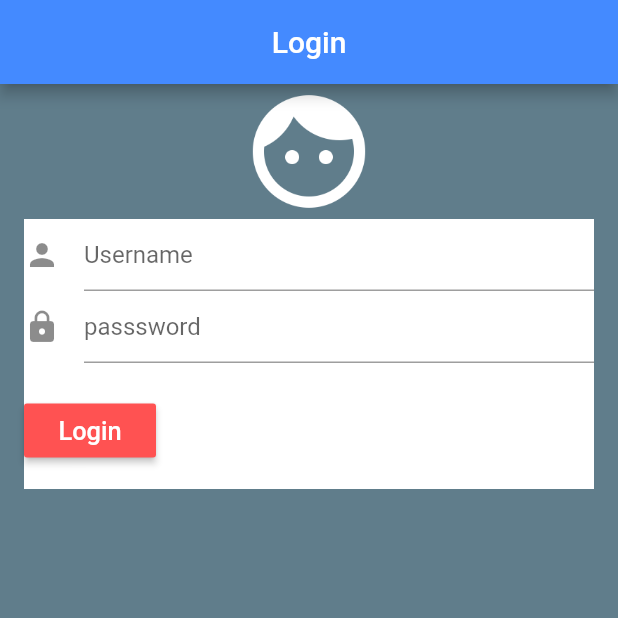
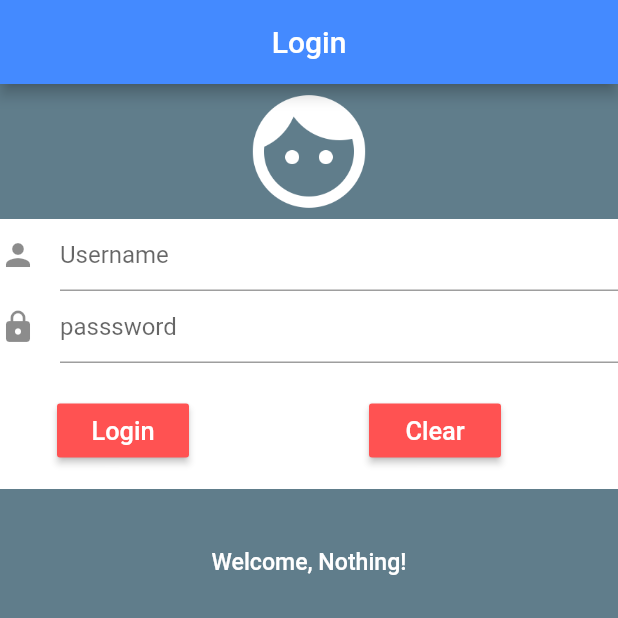
Before and after one commit to divyang7777/learn_flutter, a Flutter app: the screen it shows after launch, after a tap on "Login", on a phone screen of 412 x 824 dp, the top half of it. Run offline on Flutter 3.47's test engine with Material 2 defaults, Android fonts, the phone set to English and light mode, and no system bars.

Commit message:
created the login screen with all functionalities!

```diff
--- a/lib/UI/Login.dart
+++ b/lib/UI/Login.dart
@@ -11,6 +11,25 @@ class Login extends StatefulWidget {
 class LoginState extends State<Login> {
   final TextEditingController _userController = new TextEditingController();
   final TextEditingController _passwordController = new TextEditingController();
+  String _WelcomeString;
+
+  void _showWelcome() {
+    setState(() {
+      if (_userController.text.isNotEmpty &&
+          _passwordController.text.isNotEmpty) {
+        _WelcomeString = _userController.text;
+      } else {
+        _WelcomeString = "Nothing!";
+      }
+    });
+  }
+
+  void _erase() {
+    setState(() {
+      _userController.clear();
+      _passwordController.clear();
+    });
+  }
 
   @override
   Widget build(BuildContext context) {
@@ -24,7 +43,7 @@ class LoginState extends State<Login> {
       backgroundColor: Colors.blueGrey,
       body: new Container(
         alignment: Alignment.topCenter,
-        child: new Column(
+        child: new ListView(
           children: <Widget>[
             new Image.asset(
               'images/face.png',
@@ -47,14 +66,14 @@ class LoginState extends State<Login> {
                     controller: _passwordController,
                     decoration: new InputDecoration(
                         hintText: 'passsword', icon: new Icon(Icons.lock)),
+                        obscureText: true,
                   ),
-                  new Padding(
-                    padding: new EdgeInsets.all(10.5)
-                  ),
+                  new Padding(padding: new EdgeInsets.all(10.5)),
                   new Center(
                       child: new Row(
                     children: <Widget>[
                       new Container(
+                        margin: const EdgeInsets.only(left: 38.0),
                         child: new RaisedButton(
                             color: Colors.redAccent,
                             child: new Text(
@@ -62,10 +81,36 @@ class LoginState extends State<Login> {
                               style: new TextStyle(
                                   color: Colors.white, fontSize: 16.9),
                             ),
-                            onPressed: () => debugPrint('Login')),
-                      )
+                            onPressed: _showWelcome),
+                      ),
+                      new Container(
+                        margin: const EdgeInsets.only(left: 120.0),
+                        child: new RaisedButton(
+                            color: Colors.redAccent,
+                            child: new Text(
+                              'Clear',
+                              style: new TextStyle(
+                                  color: Colors.white, fontSize: 16.9),
+                            ),
+                            onPressed: _erase),
+                      ),
                     ],
-                  ))
+                  )),
+                ],
+              ),
+            ),
+            new Padding(
+              padding: new EdgeInsets.only(top: 40.0),
+              child: new Row(
+                mainAxisAlignment: MainAxisAlignment.center,
+                children: <Widget>[
+                  new Text(
+                    "Welcome, $_WelcomeString",
+                    style: new TextStyle(
+                        color: Colors.white,
+                        fontSize: 15.4,
+                        fontWeight: FontWeight.w500),
+                  )
                 ],
               ),
             )
```
